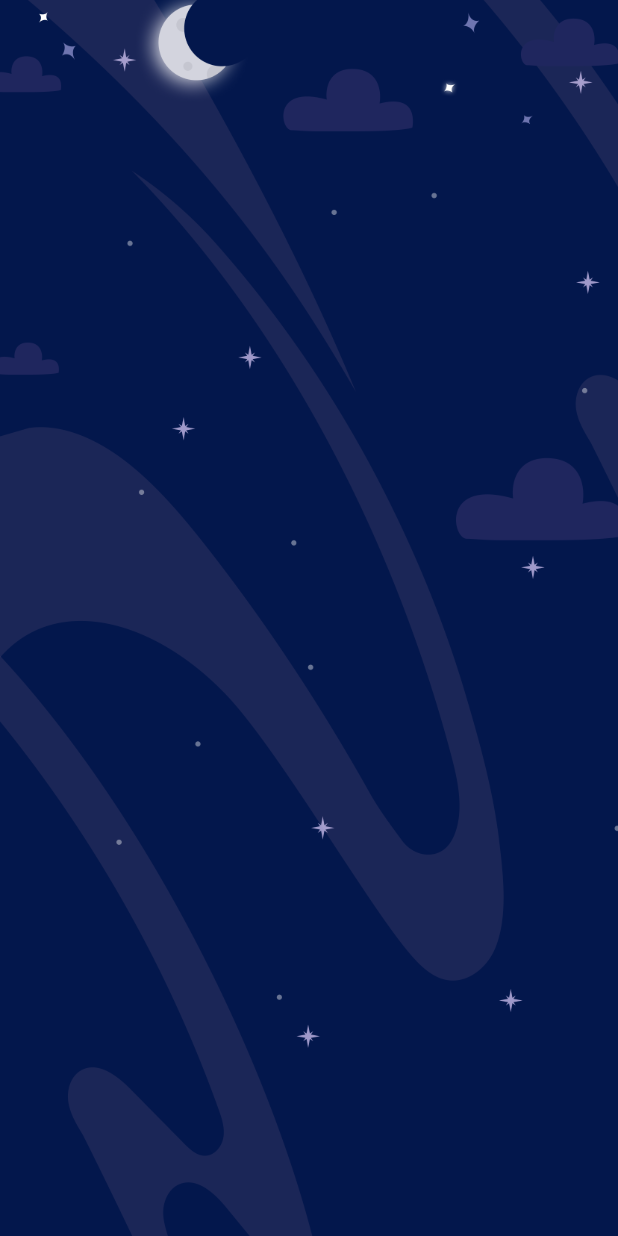
After one commit to tirta-raa/sleep, a Flutter app: the BackgroundImage screen opened directly, on a phone screen of 412 x 824 dp. The commit adds this screen. Run offline on Flutter 3.47's test engine with Material 2 defaults, Android fonts, the phone set to English and light mode, and no system bars; our stand-ins replace google_fonts.

Commit message:
nambah widget background

```diff
--- a/lib/main.dart
+++ b/lib/main.dart
@@ -10,7 +10,7 @@ class MyApp extends StatelessWidget {
   Widget build(BuildContext context) {
     return Container(
       child: MaterialApp(
-        home: SplashPage(),
+        home: SpalsPage(),
       ),
     );
   }
--- a/lib/pages/pages.dart
+++ b/lib/pages/pages.dart
@@ -1,5 +1,6 @@
 import 'package:flutter/material.dart';
 import 'package:sleep/services/services.dart';
+import 'package:sleep/widgets/widgets.dart';
 
 part 'home.dart';
 part 'music_list.dart';
--- /dev/null
+++ b/lib/widgets/background_image.dart
@@ -0,0 +1,19 @@
+part of 'widgets.dart';
+
+class BackgroundImage extends StatelessWidget {
+  @override
+  Widget build(BuildContext context) {
+    return Scaffold(
+      backgroundColor: themeColor,
+      body: Container(
+        decoration: BoxDecoration(
+          image: DecorationImage(
+              image: AssetImage(
+                'assets/welcome.png',
+              ),
+              fit: BoxFit.cover),
+        ),
+      ),
+    );
+  }
+}
--- a/lib/widgets/widgets.dart
+++ b/lib/widgets/widgets.dart
@@ -1 +1,4 @@
 import 'package:flutter/material.dart';
+import 'package:sleep/services/services.dart';
+
+part 'background_image.dart';
```
Also changed, not shown: lib/pages/home.dart (+14 -1 lines), lib/pages/splash.dart (+10 -71 lines).
